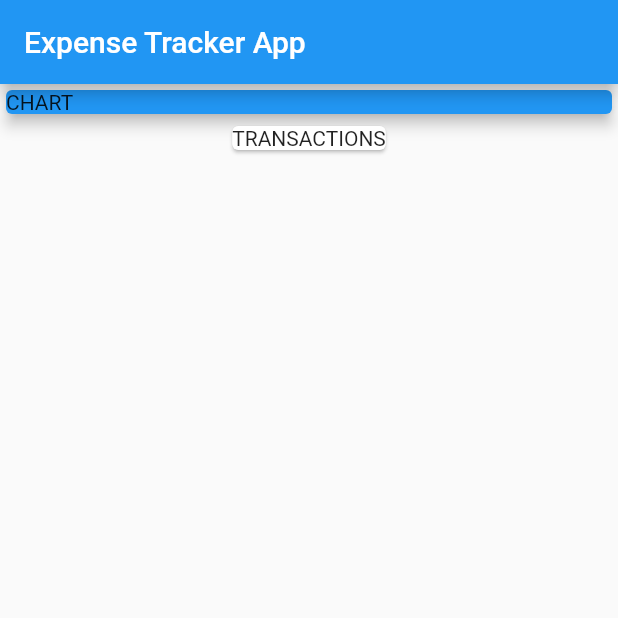
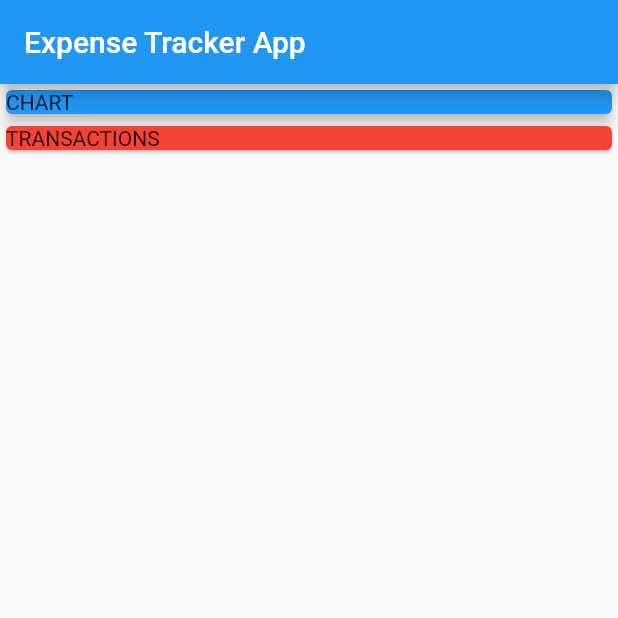
Before and after one commit to elvan/expense_tracker_app_flutter_example, a Flutter app: the screen it shows after launch, on a phone screen of 412 x 824 dp, the top half of it. Run offline on Flutter 3.47's test engine with Material 2 defaults, Android fonts, the phone set to English and light mode, and no system bars.

Commit message:
added column alignment example

```diff
--- a/lib/home_page.dart
+++ b/lib/home_page.dart
@@ -10,6 +10,7 @@ class HomePage extends StatelessWidget {
         title: const Text('Expense Tracker App'),
       ),
       body: Column(
+        crossAxisAlignment: CrossAxisAlignment.stretch,
         children: const [
           SizedBox(
             width: double.infinity,
@@ -20,6 +21,7 @@ class HomePage extends StatelessWidget {
             ),
           ),
           Card(
+            color: Colors.red,
             child: Text('TRANSACTIONS'),
           ),
         ],
```
